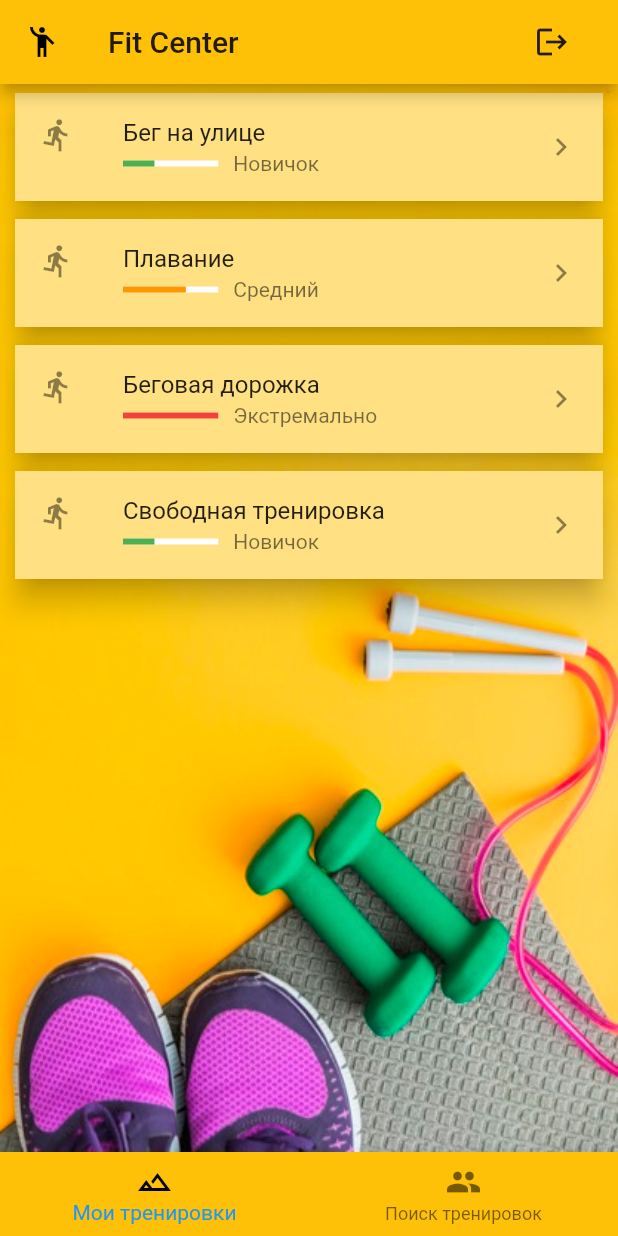
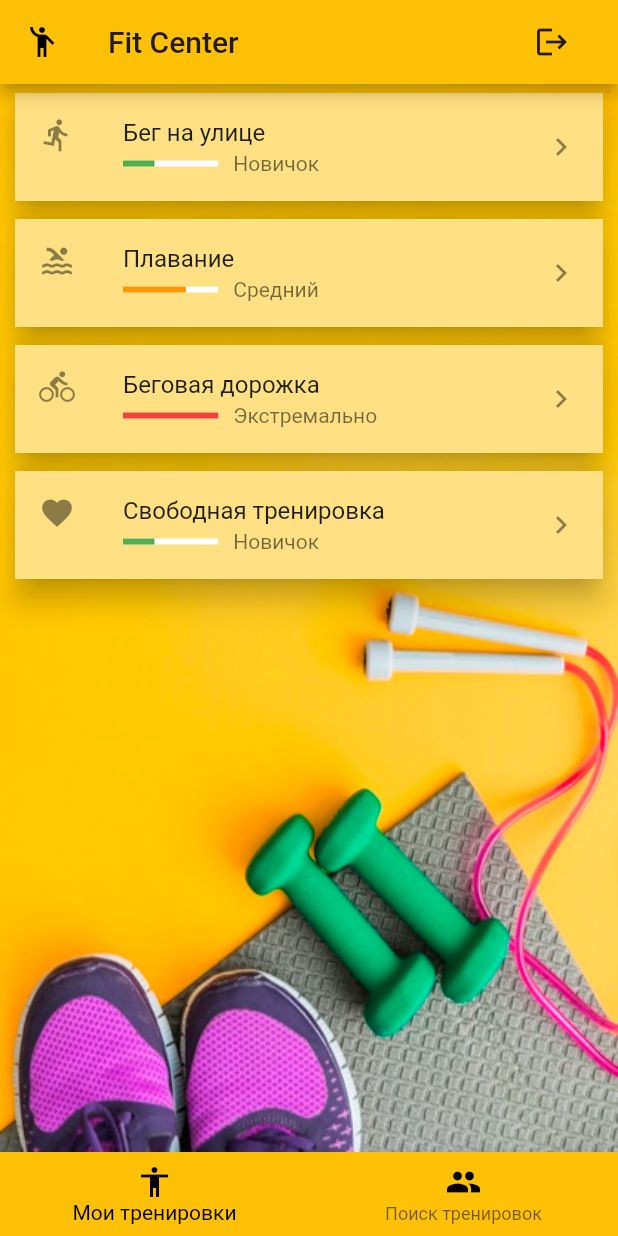
Before and after one commit to sesite/fitapp, a Flutter app: the screen it shows once a user with an empty profile is signed in, on a phone screen of 412 x 824 dp. Run offline on Flutter 3.47's test engine with Material 2 defaults, Android fonts, the phone set to English and light mode, and no system bars; our stand-ins replace firebase_auth, firebase_core, fluttertoast; accounts and stored records are empty.

Commit message:
2st init commit

```diff
--- a/lib/components/workouts-list.dart
+++ b/lib/components/workouts-list.dart
@@ -7,22 +7,26 @@ class WorkOutList extends StatelessWidget {
         title: 'Бег на улице',
         author: 'Europa',
         description: 'Бег на открытом воздухе для сжигания каллорий',
-        level: 'Новичок'),
+        level: 'Новичок',
+        icon: Icon(Icons.directions_run)),
     WorkOut(
         title: 'Плавание',
         author: 'Fit',
         description: 'Плание в бассейне 25 метров свободным стилем',
-        level: 'Средний'),
+        level: 'Средний',
+        icon: Icon(Icons.pool)),
     WorkOut(
         title: 'Беговая дорожка',
         author: 'ExtremmFit',
         description: 'Бег на беговой дорожке в помещении с Таськой',
-        level: 'Экстремально'),
+        level: 'Экстремально',
+        icon: Icon(Icons.directions_bike)),
     WorkOut(
         title: 'Свободная тренировка',
         author: 'Home',
         description: 'Зарядка на каждое утро',
-        level: 'Новичок'),
+        level: 'Новичок',
+        icon: Icon(Icons.favorite_outlined)),
   ];
 
   @override
@@ -45,7 +49,7 @@ class WorkOutList extends StatelessWidget {
                 child: ListTile(
                   leading: Container(
                     padding: EdgeInsets.only(right: 10),
-                    child: Icon(Icons.directions_run),
+                    child: workouts[i].icon,
                   ),
                   title: Text(workouts[i].title),
                   trailing: Icon(Icons.keyboard_arrow_right),
--- a/lib/domain/workout.dart
+++ b/lib/domain/workout.dart
@@ -1,8 +1,11 @@
+import 'package:flutter/material.dart';
+
 class WorkOut {
   String title;
   String author;
   String description;
   String level;
+  Icon icon;
 
-  WorkOut({this.title, this.author, this.description, this.level});
+  WorkOut({this.title, this.author, this.description, this.level, this.icon});
 }
--- a/lib/screens/home.dart
+++ b/lib/screens/home.dart
@@ -26,18 +26,23 @@ class MyHomePage extends StatelessWidget {
       ),
       body: WorkOutList(),
       bottomNavigationBar: BottomNavigationBar(
+        selectedItemColor: Colors.black,
         items: const [
           BottomNavigationBarItem(
-              backgroundColor: Colors.blueGrey,
+            backgroundColor: Colors.blue,
               icon: Icon(
-                Icons.filter_hdr_outlined,
-                color: Colors.black,
+                Icons.accessibility,
+                color: Colors.black
               ),
               label: 'Мои тренировки'),
           BottomNavigationBarItem(
-              icon: Icon(Icons.people), label: 'Поиск тренировок'),
+              backgroundColor: Colors.blue,
+              icon: Icon(
+                Icons.people,
+                color: Colors.black),
+              label: 'Поиск тренировок'),
         ],
-        backgroundColor: Theme.of(context).primaryColor,
+        backgroundColor: Colors.amber,
       ),
     );
   }
```
